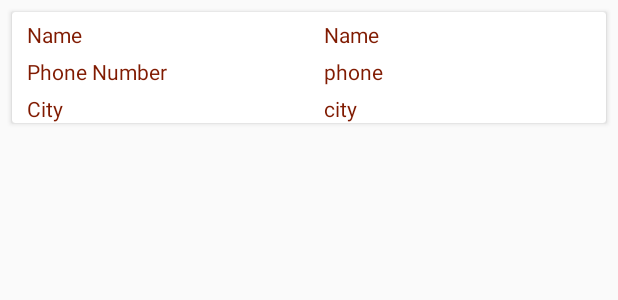
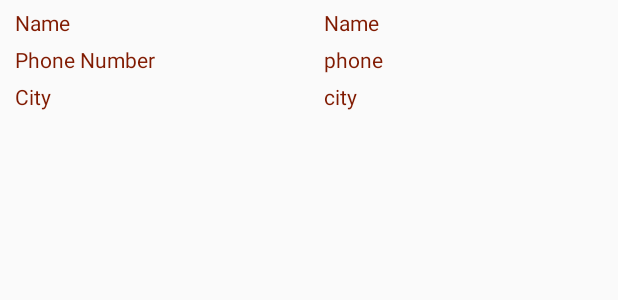
Before and after one commit to jalaepe/Android, an Android app: the layout item_layout.xml on its own in the app's theme, with its tools: preview values and no code run, on a phone screen of 412 x 824 dp. Shown: the top 300 px of the screen. Run offline under Robolectric (Android 15) with nearby library versions, the phone set to English and light mode, and no system bars.

Commit message:
Update item_layout.xml

```diff
--- a/CustomMap/app/src/main/res/layout/item_layout.xml
+++ b/CustomMap/app/src/main/res/layout/item_layout.xml
@@ -1,15 +1,6 @@
 <?xml version="1.0" encoding="utf-8"?>
-<androidx.cardview.widget.CardView
-    xmlns:android="http://schemas.android.com/apk/res/android"
-    xmlns:tools="http://schemas.android.com/tools"
-    style="@style/CardView.Light"
-    android:layout_width="match_parent"
-    android:layout_height="wrap_content"
-    android:layout_margin="8dp"
-    android:clickable="true"
-    android:foreground="?android:attr/selectableItemBackground"
-    android:padding="8dp">
     <RelativeLayout
+        xmlns:android="http://schemas.android.com/apk/res/android"
         android:layout_width="wrap_content"
         android:layout_height="wrap_content">
         <LinearLayout
@@ -84,5 +75,3 @@
             android:textColor="#801A01"/>
     </LinearLayout>
     </RelativeLayout>
-
-</androidx.cardview.widget.CardView>
```
